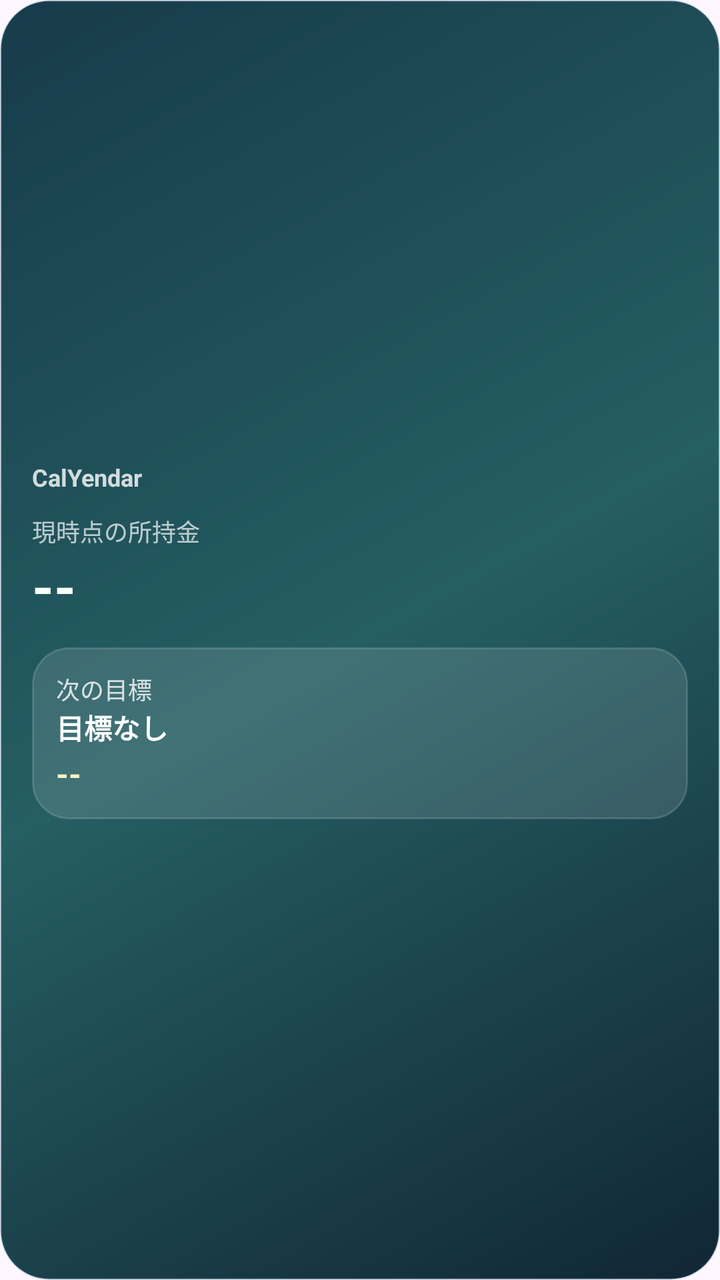
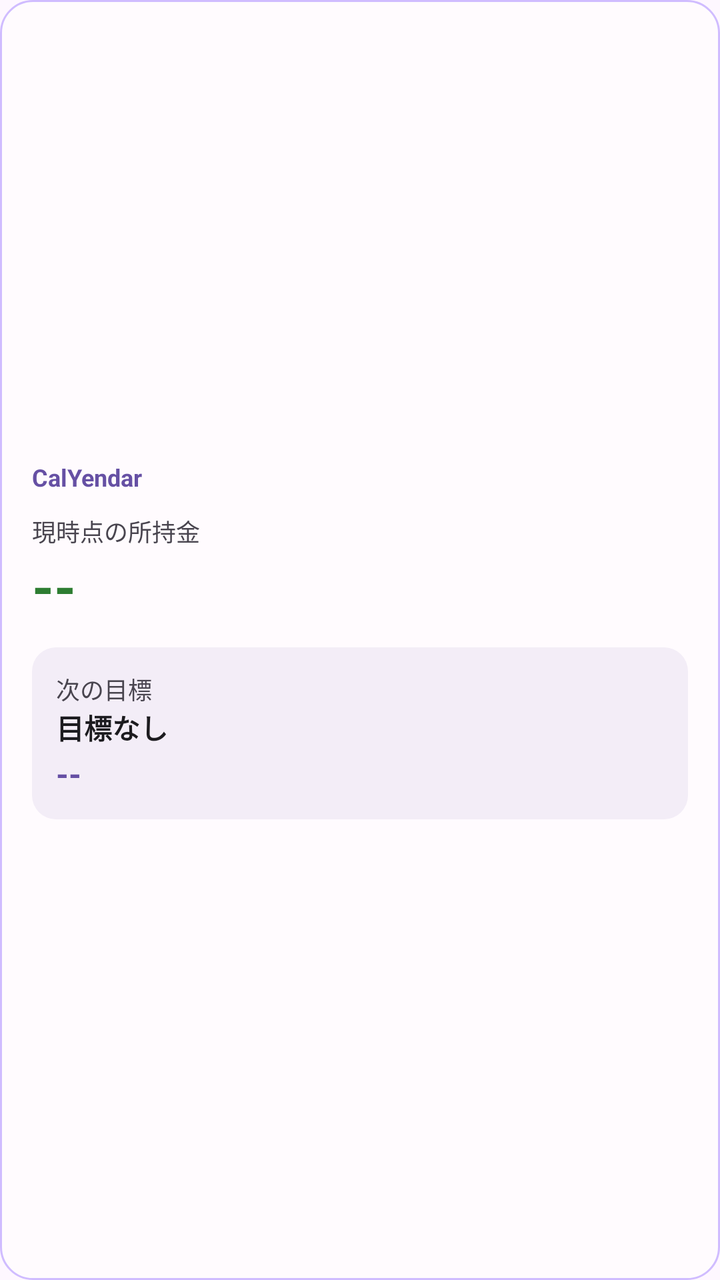

An Android layout rendered at two revisions. The XML below is the earlier revision; the diff shows what the commit changed to produce the second picture.
<!-- AndroidManifest.xml: application theme Theme.CalYendar -->
<!-- res/layout/widget_balance_goal.xml -->
<?xml version="1.0" encoding="utf-8"?>
<LinearLayout xmlns:android="http://schemas.android.com/apk/res/android"
    android:id="@+id/widget_root"
    android:layout_width="match_parent"
    android:layout_height="match_parent"
    android:background="@drawable/widget_balance_goal_background"
    android:gravity="center_vertical"
    android:orientation="vertical"
    android:padding="16dp">

    <TextView
        android:id="@+id/widget_title"
        android:layout_width="wrap_content"
        android:layout_height="wrap_content"
        android:text="@string/app_name"
        android:textColor="#CCFFFFFF"
        android:textSize="12sp"
        android:textStyle="bold" />

    <TextView
        android:id="@+id/widget_balance_label"
        android:layout_width="wrap_content"
        android:layout_height="wrap_content"
        android:layout_marginTop="10dp"
        android:text="@string/widget_current_balance"
        android:textColor="#B3FFFFFF"
        android:textSize="12sp" />

    <TextView
        android:id="@+id/widget_balance_amount"
        android:layout_width="match_parent"
        android:layout_height="wrap_content"
        android:autoSizeMaxTextSize="28sp"
        android:autoSizeMinTextSize="18sp"
        android:autoSizeStepGranularity="1sp"
        android:autoSizeTextType="uniform"
        android:maxLines="1"
        android:text="@string/widget_no_goal_amount"
        android:textColor="#F7FFF9"
        android:textSize="28sp"
        android:textStyle="bold" />

    <LinearLayout
        android:id="@+id/widget_goal_surface"
        android:layout_width="match_parent"
        android:layout_height="wrap_content"
        android:layout_marginTop="12dp"
        android:background="@drawable/widget_balance_goal_surface"
        android:orientation="vertical"
        android:padding="12dp">

        <TextView
            android:id="@+id/widget_goal_label"
            android:layout_width="wrap_content"
            android:layout_height="wrap_content"
            android:text="@string/widget_next_goal"
            android:textColor="#CCFFFFFF"
            android:textSize="12sp" />

        <TextView
            android:id="@+id/widget_goal_name"
            android:layout_width="match_parent"
            android:layout_height="wrap_content"
            android:ellipsize="end"
            android:maxLines="1"
            android:text="@string/widget_no_goal"
            android:textColor="#FFFFFFFF"
            android:textSize="14sp"
            android:textStyle="bold" />

        <TextView
            android:id="@+id/widget_goal_amount"
            android:layout_width="match_parent"
            android:layout_height="wrap_content"
            android:layout_marginTop="2dp"
            android:ellipsize="end"
            android:maxLines="1"
            android:text="@string/widget_no_goal_amount"
            android:textColor="#F8F4BF"
            android:textSize="16sp"
            android:textStyle="bold" />
    </LinearLayout>
</LinearLayout>
<!-- resources referenced by this layout -->
<resources>
  <!-- drawable widget_balance_goal_background (drawable) -->
  <?xml version="1.0" encoding="utf-8"?>
  <shape xmlns:android="http://schemas.android.com/apk/res/android" android:shape="rectangle">
      <corners android:radius="24dp" />
      <gradient
          android:angle="315"
          android:centerColor="#255E63"
          android:endColor="#112635"
          android:startColor="#173B4A" />
      <stroke
          android:width="1dp"
          android:color="#335A8BA0" />
  </shape>
  <!-- drawable widget_balance_goal_surface (drawable) -->
  <?xml version="1.0" encoding="utf-8"?>
  <shape xmlns:android="http://schemas.android.com/apk/res/android" android:shape="rectangle">
      <corners android:radius="18dp" />
      <solid android:color="#1FFFFFFF" />
      <stroke
          android:width="1dp"
          android:color="#26FFFFFF" />
  </shape>
  <string name="app_name">CalYendar</string>
  <string name="widget_current_balance">現時点の所持金</string>
  <string name="widget_next_goal">次の目標</string>
  <string name="widget_no_goal">目標なし</string>
  <string name="widget_no_goal_amount">--</string>
  <style name="Theme.CalYendar" parent="Theme.Material3.DayNight.NoActionBar">
      
      
    </style>
</resources>

<!-- the commit's change to res/layout/widget_balance_goal.xml (unified diff, before → after) -->
@@ -13,7 +13,7 @@
         android:layout_width="wrap_content"
         android:layout_height="wrap_content"
         android:text="@string/app_name"
-        android:textColor="#CCFFFFFF"
+        android:textColor="#6650A4"
         android:textSize="12sp"
         android:textStyle="bold" />
 
@@ -23,7 +23,7 @@
         android:layout_height="wrap_content"
         android:layout_marginTop="10dp"
         android:text="@string/widget_current_balance"
-        android:textColor="#B3FFFFFF"
+        android:textColor="#49454F"
         android:textSize="12sp" />
 
     <TextView
@@ -36,7 +36,7 @@
         android:autoSizeTextType="uniform"
         android:maxLines="1"
         android:text="@string/widget_no_goal_amount"
-        android:textColor="#F7FFF9"
+        android:textColor="#2E7D32"
         android:textSize="28sp"
         android:textStyle="bold" />
 
@@ -54,7 +54,7 @@
             android:layout_width="wrap_content"
             android:layout_height="wrap_content"
             android:text="@string/widget_next_goal"
-            android:textColor="#CCFFFFFF"
+            android:textColor="#49454F"
             android:textSize="12sp" />
 
         <TextView
@@ -64,7 +64,7 @@
             android:ellipsize="end"
             android:maxLines="1"
             android:text="@string/widget_no_goal"
-            android:textColor="#FFFFFFFF"
+            android:textColor="#1C1B1F"
             android:textSize="14sp"
             android:textStyle="bold" />
 
@@ -76,7 +76,7 @@
             android:ellipsize="end"
             android:maxLines="1"
             android:text="@string/widget_no_goal_amount"
-            android:textColor="#F8F4BF"
+            android:textColor="#6650A4"
             android:textSize="16sp"
             android:textStyle="bold" />
     </LinearLayout>
<!-- resource entries referenced after the edit -->
@@ -3,24 +3,17 @@
   <!-- drawable widget_balance_goal_background (drawable) -->
   <?xml version="1.0" encoding="utf-8"?>
   <shape xmlns:android="http://schemas.android.com/apk/res/android" android:shape="rectangle">
-      <corners android:radius="24dp" />
-      <gradient
-          android:angle="315"
-          android:centerColor="#255E63"
-          android:endColor="#112635"
-          android:startColor="#173B4A" />
+      <corners android:radius="16dp" />
+      <solid android:color="#FFFFFBFE" />
       <stroke
           android:width="1dp"
-          android:color="#335A8BA0" />
+          android:color="#FFD0BCFF" />
   </shape>
   <!-- drawable widget_balance_goal_surface (drawable) -->
   <?xml version="1.0" encoding="utf-8"?>
   <shape xmlns:android="http://schemas.android.com/apk/res/android" android:shape="rectangle">
-      <corners android:radius="18dp" />
-      <solid android:color="#1FFFFFFF" />
-      <stroke
-          android:width="1dp"
-          android:color="#26FFFFFF" />
+      <corners android:radius="12dp" />
+      <solid android:color="#FFF3EDF7" />
   </shape>
   <string name="app_name">CalYendar</string>
   <string name="widget_current_balance">現時点の所持金</string>
